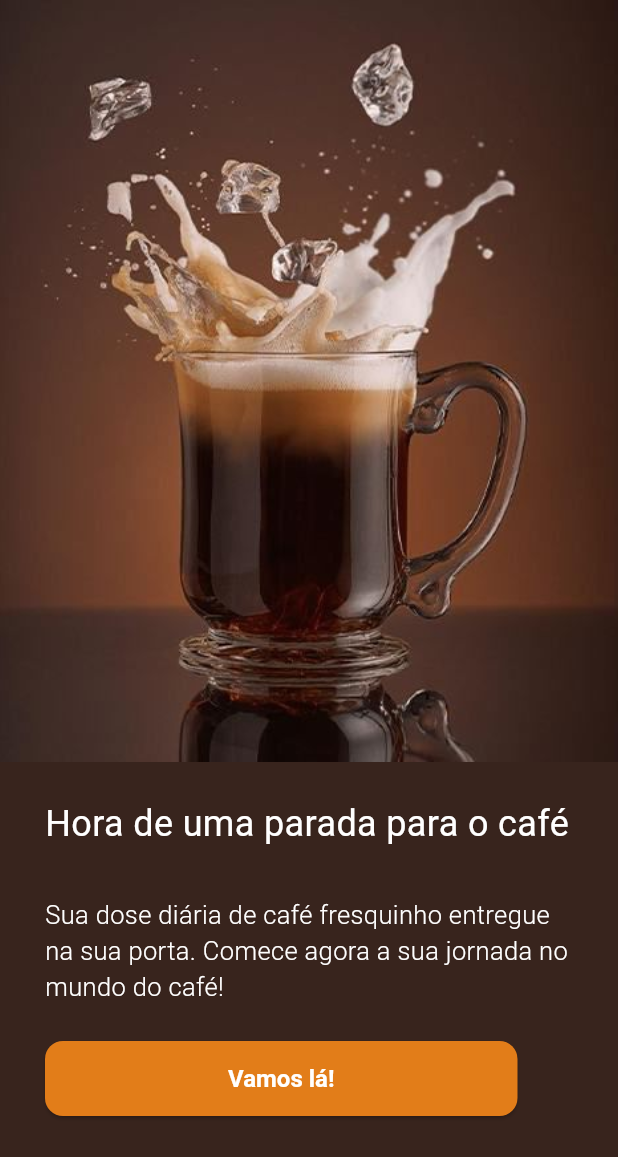
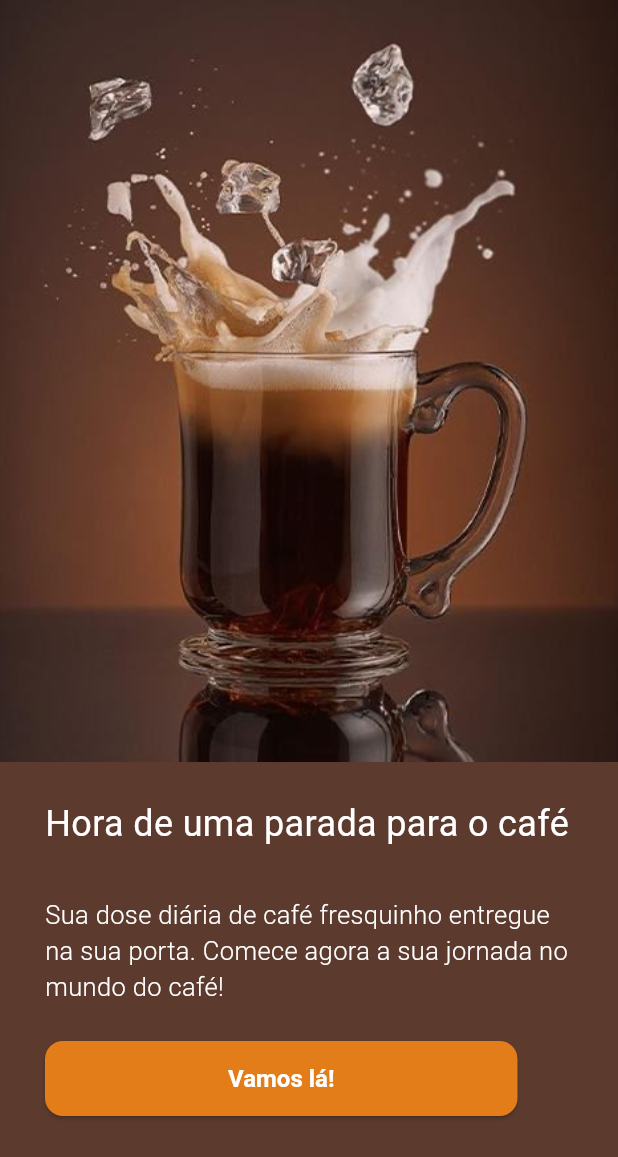
Before and after one commit to andreyrv18/CafePraJa, a Flutter app: the screen it shows after launch, on a phone screen of 412 x 824 dp. Shown: the top 1157 px of the screen. Run offline on Flutter 3.47's test engine with Material 3 defaults, Android fonts, the phone set to English and light mode, and no system bars; Roboto replaces fonts that are missing (Sora).

Commit message:
refactor: altera a cor de fundo da tela de boas-vindas para usar o tema do aplicativo

```diff
--- a/lib/screens/bemvindo.dart
+++ b/lib/screens/bemvindo.dart
@@ -6,7 +6,7 @@ class Bemvindo extends StatelessWidget {
   @override
   Widget build(BuildContext context) {
     return Scaffold(
-      backgroundColor: Color(0xff38241D),
+      backgroundColor: Theme.of(context).colorScheme.primary,
       body: Column(
         spacing: 16,
         children: [
```
